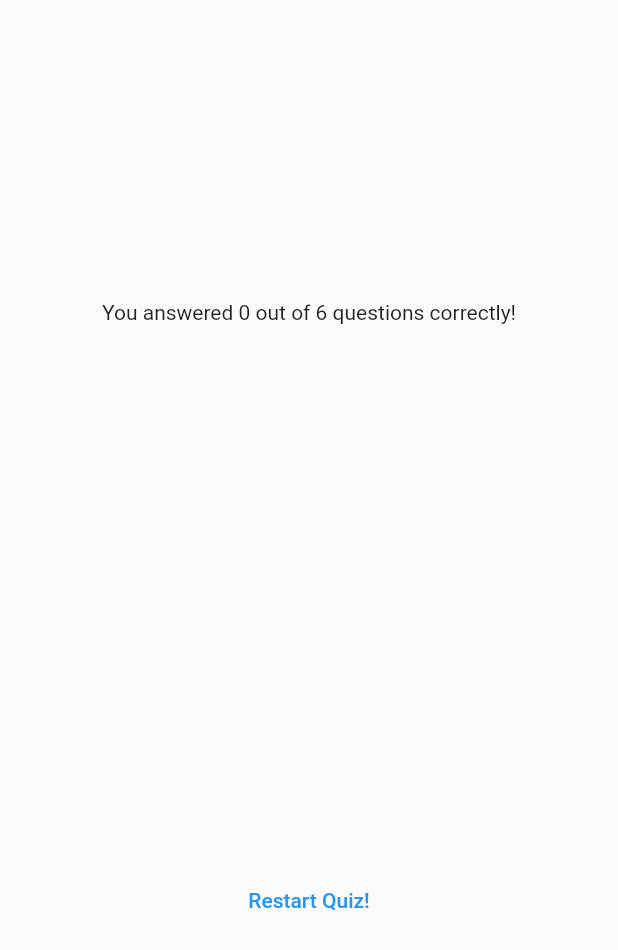
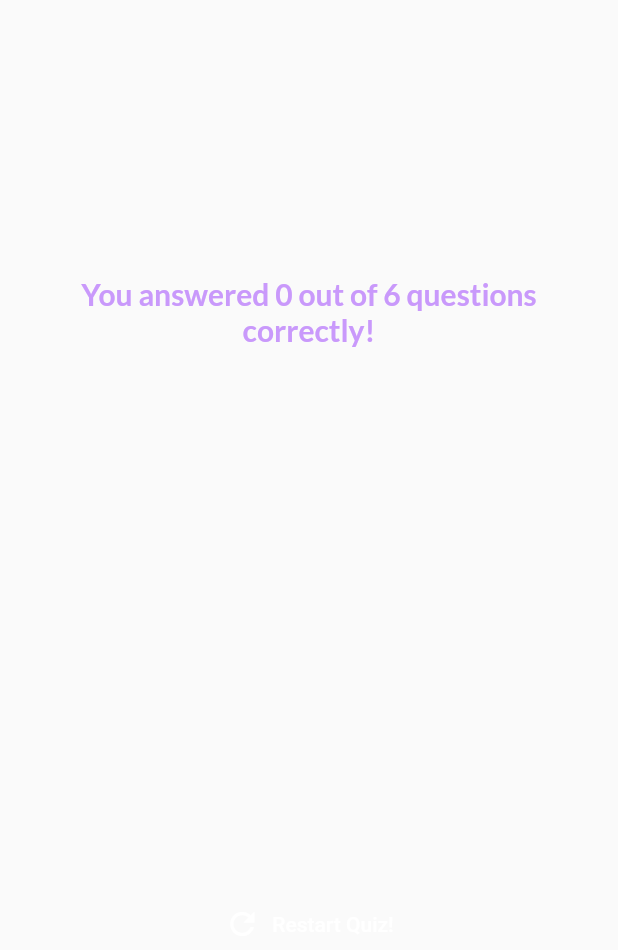
Before and after one commit to vamuigua/flutter_quiz_app, a Flutter app: the ResultsScreen widget shown alone on an empty page, opened directly with empty values, on a phone screen of 412 x 824 dp. Shown: the top 950 px of the screen. Run offline on Flutter 3.47's test engine with Material 2 defaults, Android fonts, the phone set to English and light mode, and no system bars; our stand-ins replace google_fonts.

Commit message:
UI(Results): updated styling on results screeen

```diff
--- a/lib/results_screen.dart
+++ b/lib/results_screen.dart
@@ -1,4 +1,5 @@
 import "package:flutter/material.dart";
+import 'package:google_fonts/google_fonts.dart';
 import 'package:quiz_app/data/questions.dart';
 import 'package:quiz_app/questions_summary.dart';
 
@@ -6,9 +7,11 @@ class ResultsScreen extends StatelessWidget {
   const ResultsScreen({
     super.key,
     required this.choosenAnswers,
+    required this.onTapRestart,
   });
 
   final List<String> choosenAnswers;
+  final void Function() onTapRestart;
 
   List<Map<String, Object>> getSummaryData() {
     final List<Map<String, Object>> summary = [];
@@ -18,7 +21,9 @@ class ResultsScreen extends StatelessWidget {
         'question_index': i,
         'question': questions[i].text,
         'correct_answer': questions[i].answers[0],
-        'user_answer': choosenAnswers[i]
+        'user_answer': choosenAnswers[i],
+        'is_correct':
+            choosenAnswers[i] == questions[i].answers[0] ? true : false
       });
     }
 
@@ -42,6 +47,12 @@ class ResultsScreen extends StatelessWidget {
           children: [
             Text(
               "You answered $numCorrectQuestions out of $numTotalQuestions questions correctly!",
+              style: GoogleFonts.lato(
+                color: const Color.fromARGB(255, 201, 153, 251),
+                fontSize: 20,
+                fontWeight: FontWeight.bold,
+              ),
+              textAlign: TextAlign.center,
             ),
             const SizedBox(
               height: 30,
@@ -50,9 +61,14 @@ class ResultsScreen extends StatelessWidget {
             const SizedBox(
               height: 30,
             ),
-            TextButton(
-              onPressed: () {},
-              child: const Text("Restart Quiz!"),
+            OutlinedButton.icon(
+              onPressed: onTapRestart,
+              style: OutlinedButton.styleFrom(
+                foregroundColor: Colors.white,
+                side: BorderSide.none,
+              ),
+              icon: const Icon(Icons.refresh),
+              label: const Text('Restart Quiz!'),
             ),
           ],
         ),
```
Also changed, not shown: lib/questions_summary.dart (+45 -4 lines), lib/quiz.dart (+8 -0 lines).
